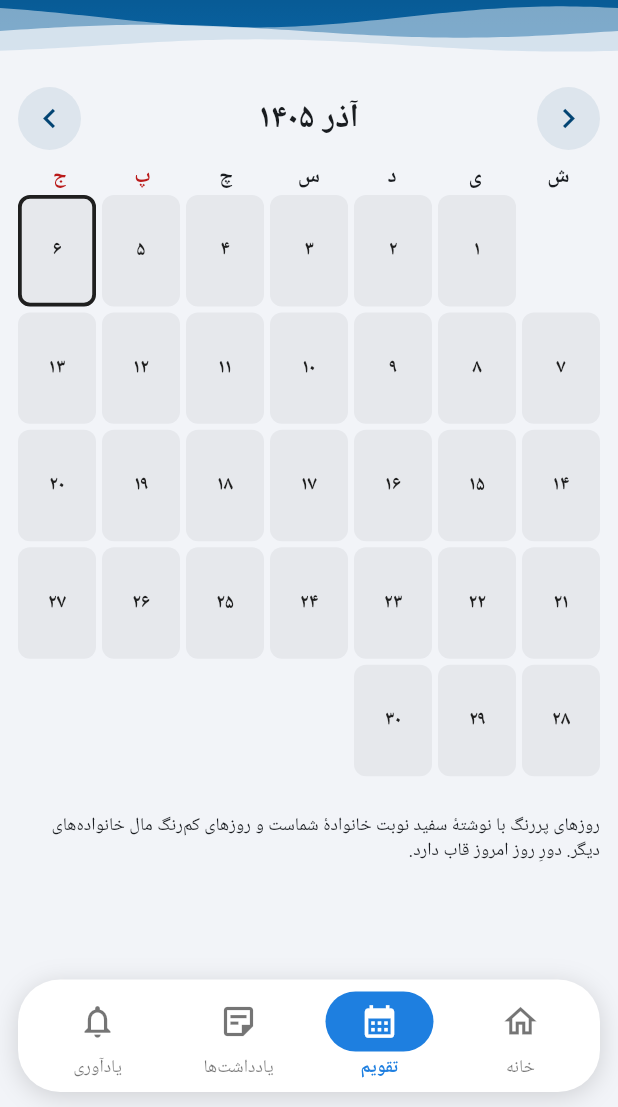
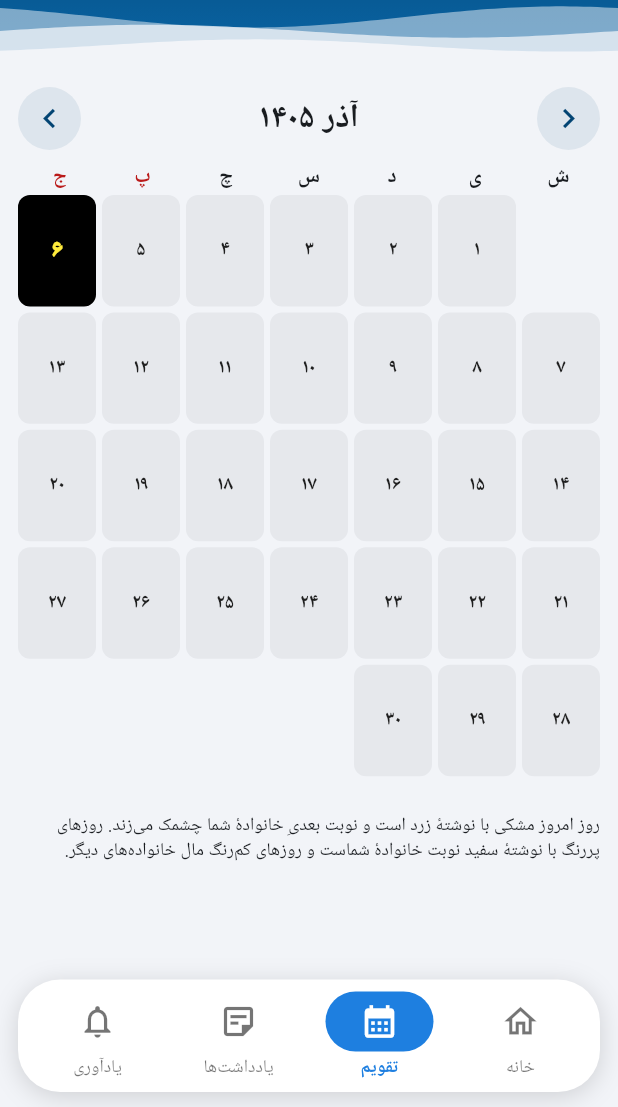
Before and after one commit to 30mdco-jpg/madarbozorg, a Flutter app: the screen it shows once a user with an empty profile is signed in, item 3 of the bottom bar chosen, on a phone screen of 412 x 824 dp, the part 129-1236 px from its top. Run offline on Flutter 3.47's test engine with Material 3 defaults, Android fonts, the phone set to English and light mode, and no system bars; our stand-ins replace flutter_local_notifications, shared_preferences, supabase_flutter, timezone; missing offline and left inert: workmanager; accounts and stored records are empty; Roboto replaces fonts that are missing (Vazirmatn); statements that could not run were skipped.

Commit message:
رنگ طاهره، روز امروز مشکی/زرد، چشمک نوبت بعدی، عنوان «نوبت بی بی»

```diff
--- a/lib/main.dart
+++ b/lib/main.dart
@@ -33,7 +33,7 @@ class MadarbozorgApp extends StatelessWidget {
   @override
   Widget build(BuildContext context) {
     return MaterialApp(
-      title: 'دورهمی مادربزرگ',
+      title: 'نوبت بی بی',
       debugShowCheckedModeBanner: false,
       theme: buildTheme(),
       locale: const Locale('fa', 'IR'),
--- a/lib/ui/calendar_tab.dart
+++ b/lib/ui/calendar_tab.dart
@@ -26,9 +26,16 @@ class CalendarTab extends StatefulWidget {
   State<CalendarTab> createState() => _CalendarTabState();
 }
 
-class _CalendarTabState extends State<CalendarTab> {
+class _CalendarTabState extends State<CalendarTab>
+    with SingleTickerProviderStateMixin {
   late int _year;
   late int _month;
+
+  /// چشمک ملایم برای نوبت بعدیِ خانوادهٔ کاربر (تیره ⇄ روشن).
+  late final AnimationController _pulse;
+
+  static const Color _todayBackground = Colors.black;
+  static const Color _todayText = Color(0xFFFFEB3B); // زرد
 
   @override
   void initState() {
@@ -36,6 +43,100 @@ class _CalendarTabState extends State<CalendarTab> {
     final j = Jalali.fromDate(tehranToday());
     _year = j.year;
     _month = j.month;
+    _pulse = AnimationController(
+      vsync: this,
+      duration: const Duration(milliseconds: 1800),
+    );
+  }
+
+  @override
+  void didChangeDependencies() {
+    super.didChangeDependencies();
+    // اگر کاربر «کاهش انیمیشن» را در گوشی روشن کرده، چشمک زده نمی‌شود.
+    if (MediaQuery.of(context).disableAnimations) {
+      _pulse.stop();
+      _pulse.value = 0;
+    } else if (!_pulse.isAnimating) {
+      _pulse.repeat(reverse: true);
+    }
+  }
+
+  @override
+  void dispose() {
+    _pulse.dispose();
+    super.dispose();
+  }
+
+  /// روزهای نوبت بعدیِ خانوادهٔ کاربر (شروع نوبت بعد از امروز و روزهای پشت‌سرهمش).
+  Set<String> _nextTurnKeys(DateTime today) {
+    final mine = widget.profile.familyId;
+    final book = widget.book;
+    for (final e in book.entries) {
+      if (e.familyId != mine || !e.date.isAfter(today)) continue;
+      if (book.on(addDays(e.date, -1))?.familyId == mine) continue; // ادامهٔ نوبت قبلی
+      final keys = <String>{};
+      var d = e.date;
+      while (book.on(d)?.familyId == mine) {
+        keys.add(isoDate(d));
+        d = addDays(d, 1);
+      }
+      return keys;
+    }
+    return <String>{};
+  }
+
+  Widget _dayBox({
+    required String dayText,
+    required String? name,
+    required int block,
+    required Color background,
+    required Color foreground,
+    required bool emphasized,
+  }) {
+    return Container(
+      decoration: BoxDecoration(
+        color: background,
+        borderRadius: BorderRadius.circular(8),
+      ),
+      padding: const EdgeInsets.symmetric(vertical: 3),
+      child: Column(
+        mainAxisAlignment: MainAxisAlignment.center,
+        children: [
+          Text(
+            dayText,
+            style: TextStyle(
+              fontWeight: emphasized ? FontWeight.w900 : FontWeight.bold,
+              fontSize: emphasized ? 16 : 13,
+              color: foreground,
+            ),
+          ),
+          if (name != null)
+            FittedBox(
+              fit: BoxFit.scaleDown,
+              child: Text(
+                name,
+                style: TextStyle(
+                  fontSize: emphasized ? 11.5 : 10,
+                  fontWeight: emphasized ? FontWeight.w800 : FontWeight.normal,
+                  color: foreground,
+                ),
+              ),
+            ),
+          if (block > 1)
+            FittedBox(
+              fit: BoxFit.scaleDown,
+              child: Text(
+                '${toFa(block)} روزه',
+                style: TextStyle(
+                  fontSize: emphasized ? 9 : 8,
+                  fontWeight: emphasized ? FontWeight.w700 : FontWeight.normal,
+                  color: foreground,
+                ),
+              ),
+            ),
+        ],
+      ),
+    );
   }
 
   void _shiftMonth(int delta) {
@@ -152,6 +253,8 @@ class _CalendarTabState extends State<CalendarTab> {
     final length = Jalali.monthLength(_year, _month);
     final totalCells = ((blanks + length + 6) ~/ 7) * 7;
 
+    final nextKeys = _nextTurnKeys(today);
+
     final legend = widget.families.values.toList()
       ..sort((a, b) => a.name.compareTo(b.name));
 
@@ -219,7 +322,39 @@ class _CalendarTabState extends State<CalendarTab> {
               final mine = entry?.familyId == widget.profile.familyId;
               final name = entry == null ? null : _name(entry.familyId);
               final block = widget.book.blockLengthAt(date);
+              final dayText = toFa(day);
 
+              Widget box;
+              if (isToday) {
+                // امروز: پس‌زمینهٔ مشکی با نوشتهٔ زردِ بولد و بزرگ‌تر
+                box = _dayBox(
+                  dayText: dayText,
+                  name: name,
+                  block: block,
+                  background: _todayBackground,
+                  foreground: _todayText,
+                  emphasized: true,
+                );
+              } else if (name != null && nextKeys.contains(isoDate(date))) {
+                // نوبت بعدیِ خانوادهٔ کاربر: چشمک ملایم تیره ⇄ روشن
+                final dark = familyColor(name);
+                final light = pulseLightColor(name);
+                box = AnimatedBuilder(
+                  animation: _pulse,
+                  builder: (context, _) {
+                    final t = Curves.easeInOut.transform(_pulse.value);
+                    final k = ((t - 0.35) / 0.3).clamp(0.0, 1.0).toDouble();
+                    return _dayBox(
+                      dayText: dayText,
+                      name: name,
+                      block: block,
+                      background: Color.lerp(dark, light, t)!,
+                      foreground: Color.lerp(Colors.white, Colors.black, k)!,
+                      emphasized: true,
+                    );
+                  },
+                );
+              } else {
                 // نوبت خانوادهٔ کاربر: رنگ پررنگ و نوشتهٔ سفید.
                 // نوبت خانواده‌های دیگر: رنگ کم‌رنگ (۵۰٪ شفاف) و نوشتهٔ مشکی.
                 Color bg;
@@ -234,44 +369,19 @@ class _CalendarTabState extends State<CalendarTab> {
                   bg = familyPale(name);
                   fg = Colors.black;
                 }
+                box = _dayBox(
+                  dayText: dayText,
+                  name: name,
+                  block: block,
+                  background: bg,
+                  foreground: fg,
+                  emphasized: false,
+                );
+              }
               return InkWell(
                 borderRadius: BorderRadius.circular(8),
                 onTap: () => _showDay(date),
-                child: Container(
-                  decoration: BoxDecoration(
-                    color: bg,
-                    borderRadius: BorderRadius.circular(8),
-                    border: Border.all(
-                      color: isToday ? Colors.black87 : Colors.transparent,
-                      width: 2.5,
-                    ),
-                  ),
-                  padding: const EdgeInsets.symmetric(vertical: 3),
-                  child: Column(
-                    mainAxisAlignment: MainAxisAlignment.center,
-                    children: [
-                      Text(
-                        toFa(day),
-                        style: TextStyle(
-                            fontWeight: FontWeight.bold,
-                            fontSize: 13,
-                            color: fg),
-                      ),
-                      if (name != null)
-                        FittedBox(
-                          fit: BoxFit.scaleDown,
-                          child: Text(name,
-                              style: TextStyle(fontSize: 10, color: fg)),
-                        ),
-                      if (block > 1)
-                        FittedBox(
-                          fit: BoxFit.scaleDown,
-                          child: Text('${toFa(block)} روزه',
-                              style: TextStyle(fontSize: 8, color: fg)),
-                        ),
-                    ],
-                  ),
-                ),
+                child: box,
               );
             },
           ),
@@ -293,7 +403,7 @@ class _CalendarTabState extends State<CalendarTab> {
           ),
           const SizedBox(height: 8),
           Text(
-            'روزهای پررنگ با نوشتهٔ سفید نوبت خانوادهٔ شماست و روزهای کم‌رنگ مال خانواده‌های دیگر. دورِ روز امروز قاب دارد.',
+            'روز امروز مشکی با نوشتهٔ زرد است و نوبت بعدیِ خانوادهٔ شما چشمک می‌زند. روزهای پررنگ با نوشتهٔ سفید نوبت خانوادهٔ شماست و روزهای کم‌رنگ مال خانواده‌های دیگر.',
             style: theme.textTheme.bodySmall,
           ),
         ],
--- a/lib/ui/login_screen.dart
+++ b/lib/ui/login_screen.dart
@@ -62,7 +62,7 @@ class _LoginScreenState extends State<LoginScreen> {
                           size: 72, color: theme.colorScheme.primary),
                       const SizedBox(height: 12),
                       Text(
-                        'دورهمی مادربزرگ',
+                        'نوبت بی بی',
                         textAlign: TextAlign.center,
                         style: theme.textTheme.headlineMedium
                             ?.copyWith(fontWeight: FontWeight.bold),
--- a/lib/ui/theme.dart
+++ b/lib/ui/theme.dart
@@ -40,7 +40,8 @@ const Map<String, FamilyShade> _shades = {
   'حسن': FamilyShade(Color(0xFF0072BC), Color(0xFF6DCFF6)),
   'فاطمه': FamilyShade(Color(0xFF8B1FA6), Color(0xFFD592E5)),
   'سعید': FamilyShade(Color(0xFFBB6806), Color(0xFFF7941D)),
-  'طاهره': FamilyShade(Color(0xFF630460), Color(0xFF630460)),
+  // طاهره: نوار بالا قرمز تیره (b12411) و بدنه هلویی (fe8a7b)
+  'طاهره': FamilyShade(Color(0xFFB12411), Color(0xFFFE8A7B)),
   'محمد': FamilyShade(Color(0xFF247040), Color(0xFF247040)),
 };
 
@@ -71,6 +72,13 @@ Color familyPale(String name) {
   return s.light.withAlpha(128);
 }
 
+/// رنگ روشنِ چشمک (نوبت بعدی). اگر رنگ روشن و تیرهٔ خانواده یکی باشد
+/// (مثل محمد)، رنگ تیره را به سفید نزدیک می‌کنیم تا چشمک دیده شود.
+Color pulseLightColor(String name) {
+  final s = familyShade(name);
+  return s.light == s.dark ? Color.lerp(s.dark, Colors.white, 0.78)! : s.light;
+}
+
 /// رنگ نوشته روی یک پس‌زمینه: روی رنگ روشن مشکی، روی رنگ تیره سفید.
 Color textOn(Color background) =>
     background.computeLuminance() > 0.35 ? Colors.black : Colors.white;
```
Lines whose indentation alone changed are shown as unchanged.
